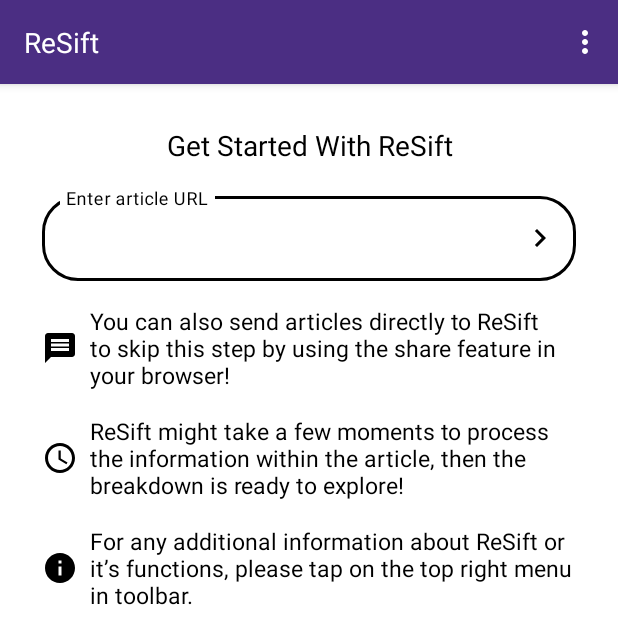
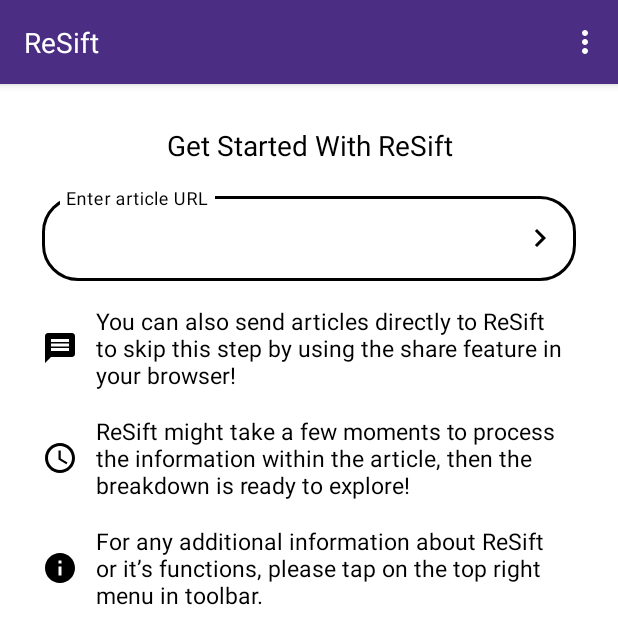
Before and after one commit to Team-Mesa/ReSIFT-Capstone, an Android app: the screen it shows after launch (MainActivity), on a phone screen of 412 x 824 dp. Shown: the top 644 px of the screen. Run offline under Robolectric (Android 15) with nearby library versions, the phone set to English and light mode, and no system bars.

Commit message:
Fix back button bug

```diff
--- a/ReSift/app/src/main/java/edu/uw/minh2804/resift/MainActivity.kt
+++ b/ReSift/app/src/main/java/edu/uw/minh2804/resift/MainActivity.kt
@@ -63,7 +63,7 @@ class MainActivity : AppCompatActivity(R.layout.activity_main) {
 			R.id.action_theme_dark -> updateTheme(R.id.action_theme_dark)
 			R.id.action_theme_spring -> updateTheme(R.id.action_theme_spring)
 			R.id.action_theme_ukraine -> updateTheme(R.id.action_theme_ukraine)
-			else -> onBackPressed()
+			android.R.id.home -> onBackPressed()
 		}
 		return super.onOptionsItemSelected(item)
 	}
--- a/ReSift/app/src/main/res/layout/fragment_home.xml
+++ b/ReSift/app/src/main/res/layout/fragment_home.xml
@@ -54,7 +54,7 @@
 			android:layout_width="match_parent"
 			android:layout_height="wrap_content"
 			android:layout_marginBottom="@dimen/margin_medium"
-			android:drawablePadding="@dimen/padding_small_2"
+			android:drawablePadding="@dimen/padding_small"
 			android:text="@string/home_get_started_body_line_1"
 			android:textColor="?attr/colorOnBackground"
 			android:textSize="@dimen/text_medium"
@@ -64,7 +64,7 @@
 			android:layout_width="match_parent"
 			android:layout_height="wrap_content"
 			android:layout_marginBottom="@dimen/margin_medium"
-			android:drawablePadding="@dimen/padding_small_2"
+			android:drawablePadding="@dimen/padding_small"
 			android:text="@string/home_get_started_body_line_2"
 			android:textColor="?attr/colorOnBackground"
 			android:textSize="@dimen/text_medium"
@@ -74,7 +74,7 @@
 			android:layout_width="match_parent"
 			android:layout_height="wrap_content"
 			android:layout_marginBottom="@dimen/margin_medium"
-			android:drawablePadding="@dimen/padding_small_2"
+			android:drawablePadding="@dimen/padding_small"
 			android:text="@string/home_get_started_body_line_3"
 			android:textColor="?attr/colorOnBackground"
 			android:textSize="@dimen/text_medium"
```
